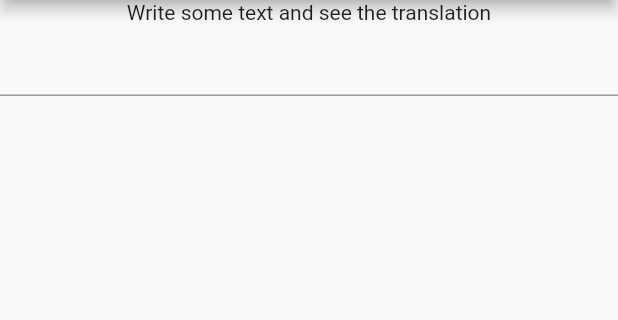
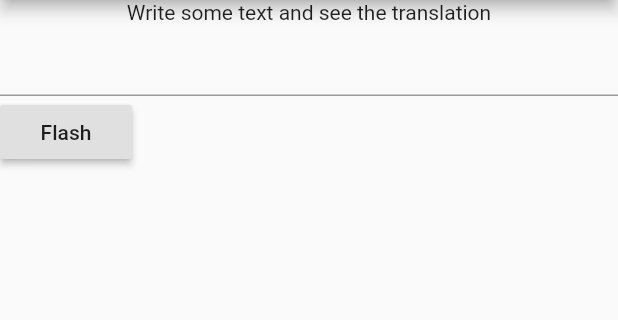
Before and after one commit to dumazy/morse-code, a Flutter app: the screen it shows after launch, on a phone screen of 412 x 824 dp, the part 84-404 px from its top. Run offline on Flutter 3.47's test engine with Material 2 defaults, Android fonts, the phone set to English and light mode, and no system bars; missing offline and left inert: torch.

Commit message:
Add flash broadcaster

```diff
--- /dev/null
+++ b/lib/domain/broadcast/flash_broadcaster.dart
@@ -0,0 +1,19 @@
+import 'package:morse_code/domain/broadcast/broadcaster.dart';
+import 'package:morse_code/domain/symbols.dart';
+import 'package:torch/torch.dart';
+
+class FlashBroadcaster extends Broadcaster {
+
+  FlashBroadcaster(List<MorseSymbol> symbols, int wordSpeed) : super(symbols, wordSpeed);
+
+  @override
+  Future broadcastSignal(int milliseconds) async {
+    print("signal for $milliseconds ms");
+    Torch.turnOn();
+    await Future.delayed(Duration(milliseconds: milliseconds), () {
+      Torch.turnOff();
+    });
+  }
+
+
+}
--- a/lib/main.dart
+++ b/lib/main.dart
@@ -41,7 +41,10 @@ class _HomeScreenState extends State<HomeScreen> {
               });
             },
           ),
-          MorseView(text: text,)
+          SingleChildScrollView(
+              child: MorseView(
+            text: text,
+          ))
         ],
       ),
     );
--- /dev/null
+++ b/lib/ui/broadcast.dart
@@ -0,0 +1,19 @@
+import 'package:flutter/material.dart';
+import 'package:morse_code/domain/broadcast/flash_broadcaster.dart';
+import 'package:morse_code/domain/symbols.dart';
+
+class Broadcast extends StatelessWidget {
+  final List<MorseSymbol> symbols;
+
+  const Broadcast({Key key, this.symbols}) : super(key: key);
+  @override
+  Widget build(BuildContext context) {
+    return Row(
+      children: <Widget>[
+        RaisedButton(
+          child: Text("Flash"),
+          onPressed: () => FlashBroadcaster(symbols, 5).play(),)
+      ],
+    );
+  }
+}
--- a/lib/ui/morse_view.dart
+++ b/lib/ui/morse_view.dart
@@ -1,6 +1,7 @@
 import 'package:flutter/material.dart';
 import 'package:morse_code/domain/symbols.dart';
 import 'package:morse_code/domain/translator.dart';
+import 'package:morse_code/ui/broadcast.dart';
 
 class MorseView extends StatelessWidget {
   final String text;
@@ -11,8 +12,13 @@ class MorseView extends StatelessWidget {
   Widget build(BuildContext context) {
     final symbols = translateSentence(text);
     return Column(
-      mainAxisAlignment: MainAxisAlignment.center,
-      children: _displaySentence(symbols),
+      children: <Widget>[
+        Broadcast(symbols: symbols,),
+        Column(
+          mainAxisAlignment: MainAxisAlignment.center,
+          children: _displaySentence(symbols),
+        ),
+      ],
     );
   }
 
@@ -107,7 +113,7 @@ class SymbolSpace extends StatelessWidget {
     return Container(
       decoration: BoxDecoration(
         shape: BoxShape.circle,
-        color: Colors.black12,
+        color: Colors.transparent,
       ),
       width: 10,
       height: 10,
--- a/pubspec.yaml
+++ b/pubspec.yaml
@@ -25,6 +25,7 @@ dependencies:
   cupertino_icons: ^0.1.2
   shared_preferences: ^0.5.3+4
   audioplayers: ^0.13.2
+  torch: ^0.1.1
 
 dev_dependencies:
   flutter_test:
```
Also changed, not shown: lib/domain/broadcast/broadcaster.dart (added, +38 -0 lines), pubspec.lock.
